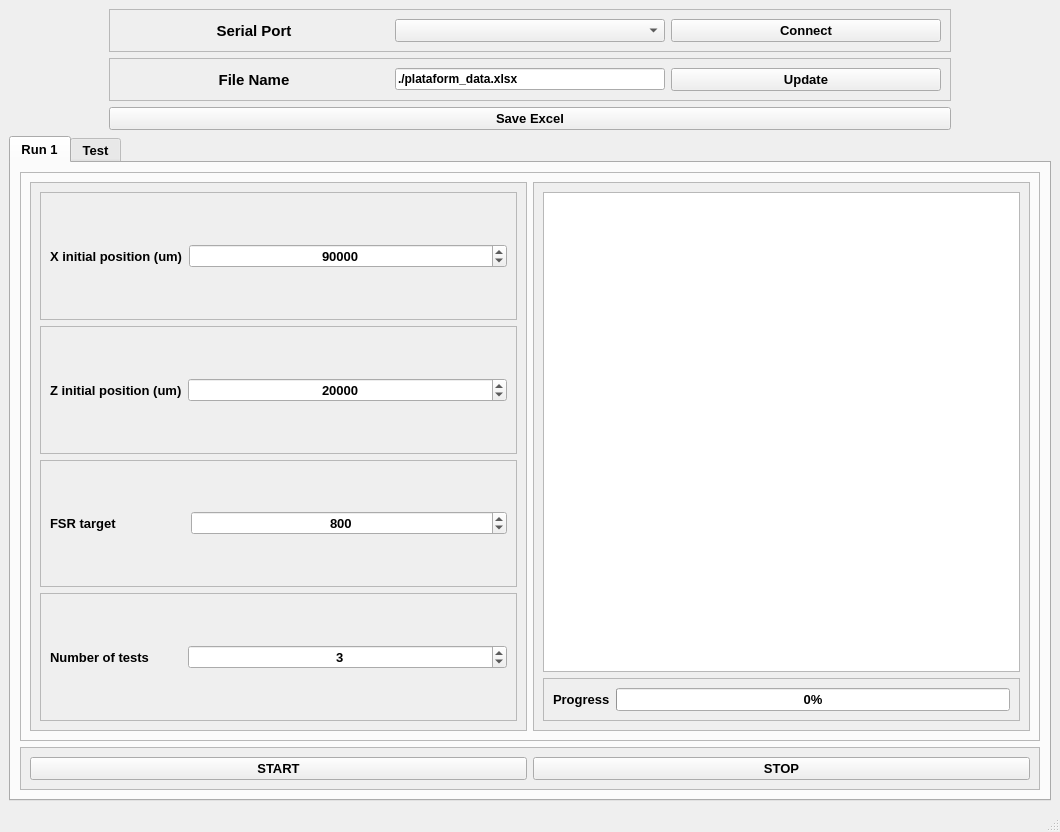
Old version of the form SOFTWARE/main_gui.ui in the repository adrielluiz/platform_tactile_acquisition.
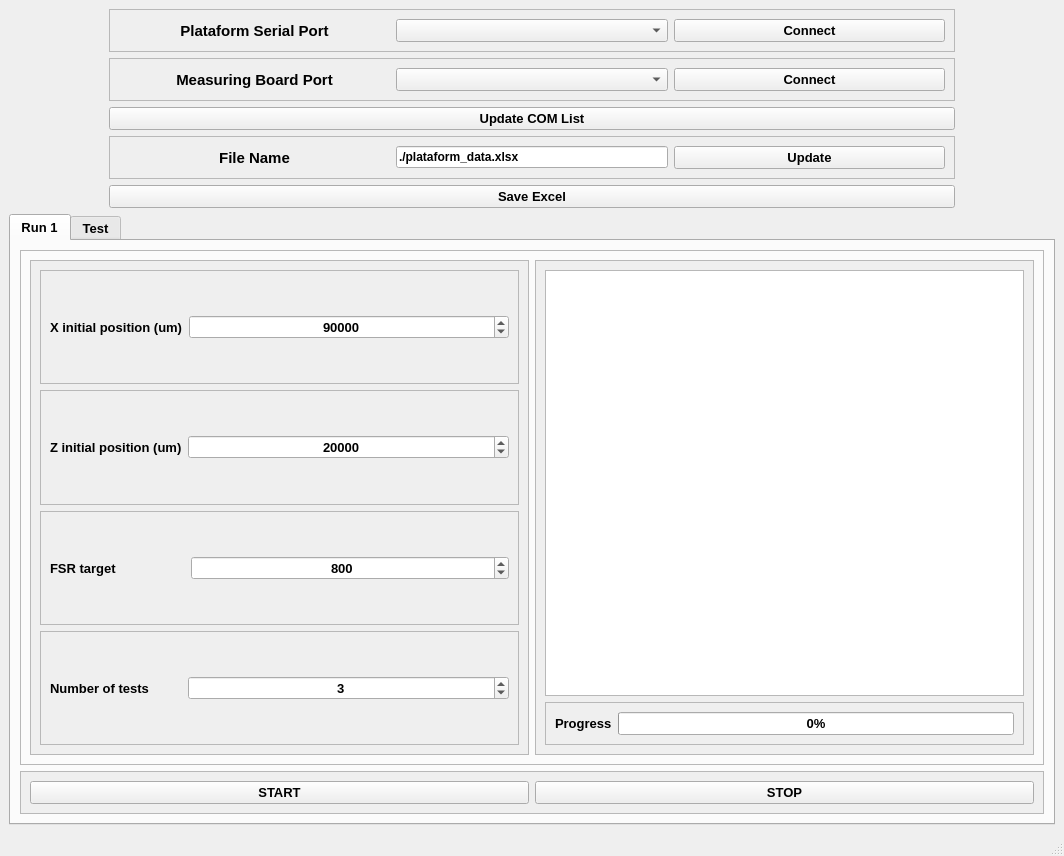
New version of the form.

```diff
--- a/SOFTWARE/main_gui.ui
+++ b/SOFTWARE/main_gui.ui
@@ -6,8 +6,8 @@
    <rect>
     <x>0</x>
     <y>0</y>
-    <width>1060</width>
-    <height>832</height>
+    <width>1064</width>
+    <height>856</height>
    </rect>
   </property>
   <property name="windowTitle">
@@ -48,7 +48,7 @@
             </font>
            </property>
            <property name="text">
-            <string>Serial Port</string>
+            <string>Plataform Serial Port</string>
            </property>
            <property name="alignment">
             <set>Qt::AlignCenter</set>
@@ -89,6 +89,80 @@
         </layout>
        </widget>
       </item>
+      <item>
+       <widget class="QFrame" name="frame_25">
+        <property name="sizePolicy">
+         <sizepolicy hsizetype="Preferred" vsizetype="Preferred">
+          <horstretch>0</horstretch>
+          <verstretch>0</verstretch>
+         </sizepolicy>
+        </property>
+        <property name="frameShape">
+         <enum>QFrame::StyledPanel</enum>
+        </property>
+        <property name="frameShadow">
+         <enum>QFrame::Raised</enum>
+        </property>
+        <layout class="QHBoxLayout" name="horizontalLayout_17">
+         <item>
+          <widget class="QLabel" name="lbMeasuringBoard">
+           <property name="font">
+            <font>
+             <pointsize>11</pointsize>
+             <weight>75</weight>
+             <bold>true</bold>
+            </font>
+           </property>
+           <property name="text">
+            <string>Measuring Board Port</string>
+           </property>
+           <property name="alignment">
+            <set>Qt::AlignCenter</set>
+           </property>
+          </widget>
+         </item>
+         <item>
+          <widget class="QComboBox" name="comboBoxMeasBoard">
+           <property name="font">
+            <font>
+             <pointsize>10</pointsize>
+             <weight>75</weight>
+             <bold>true</bold>
+            </font>
+           </property>
+          </widget>
+         </item>
+         <item>
+          <widget class="QPushButton" name="pbConnMeasBoard">
+           <property name="font">
+            <font>
+             <pointsize>10</pointsize>
+             <weight>75</weight>
+             <bold>true</bold>
+            </font>
+           </property>
+           <property name="text">
+            <string>Connect</string>
+           </property>
+          </widget>
+         </item>
+        </layout>
+       </widget>
+      </item>
+      <item>
+       <widget class="QPushButton" name="pbUpdateCOMList">
+        <property name="font">
+         <font>
+          <pointsize>10</pointsize>
+          <weight>75</weight>
+          <bold>true</bold>
+         </font>
+        </property>
+        <property name="text">
+         <string>Update COM List</string>
+        </property>
+       </widget>
+      </item>
       <item>
        <widget class="QFrame" name="frame_10">
         <property name="sizePolicy">
```
Left out of the diff: 2 changed lines with no effect on the pictures.
